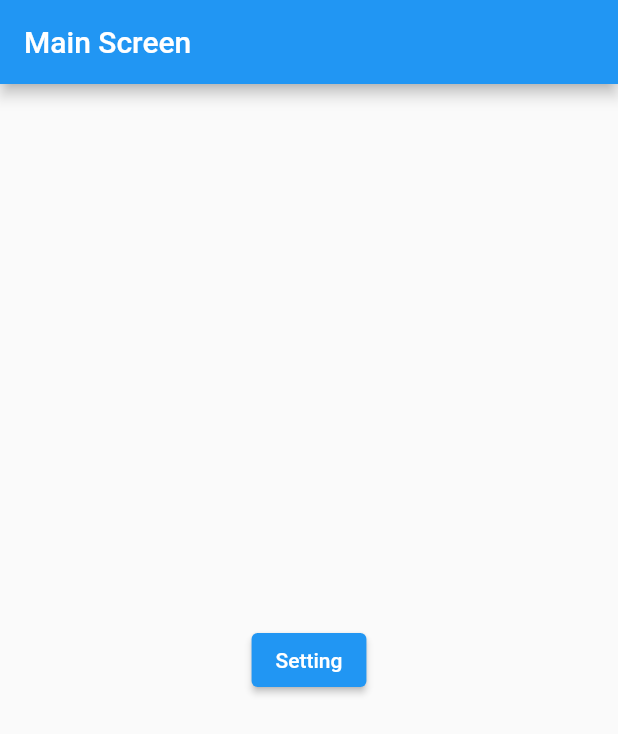
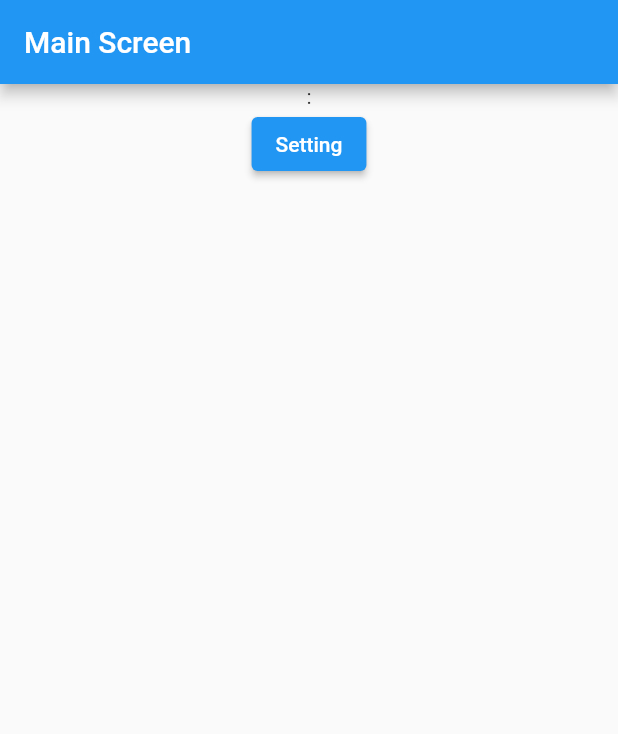
Before and after one commit to zayedelfasa/materi-mobile, a Flutter app: the screen it shows after launch, after a tap on "Login", on a phone screen of 412 x 824 dp. Shown: the top 734 px of the screen. Run offline on Flutter 3.47's test engine with Material 2 defaults, Android fonts, the phone set to English and light mode, and no system bars.

Commit message:
[update] parameter

```diff
--- a/lib/ContohLogin/FormLogin.dart
+++ b/lib/ContohLogin/FormLogin.dart
@@ -12,6 +12,8 @@ class FormLogin extends StatefulWidget {
 
 class _FormLoginState extends State<FormLogin> {
   double allPadding = 8.0;
+  TextEditingController _textControllerUsername = TextEditingController();
+  TextEditingController _textControllerPassword = TextEditingController();
 
   @override
   void initState() {
@@ -43,6 +45,7 @@ class _FormLoginState extends State<FormLogin> {
             Padding(
                 padding: EdgeInsets.all(allPadding),
                 child: TextField(
+                  controller: _textControllerUsername,
                   decoration: InputDecoration(
                     hintText: "Username"
                   ),
@@ -51,10 +54,10 @@ class _FormLoginState extends State<FormLogin> {
             Padding(
               padding: EdgeInsets.all(allPadding),
               child: TextField(
+                controller: _textControllerPassword,
                 obscureText: true,
                 decoration: InputDecoration(
                     hintText: "Password",
-
                 ),
               ),
             ),
@@ -76,6 +79,13 @@ class _FormLoginState extends State<FormLogin> {
 
   void onPressLogin() {
     // syntaxnya apa ?
-    Navigator.pushReplacementNamed(context, FormMainScreen.routeName);
+    // kiri : key
+    // kanan : value
+    Map map = {
+      "username" : _textControllerUsername.text,
+      "password" : _textControllerPassword.text
+    };
+
+    Navigator.pushReplacementNamed(context, FormMainScreen.routeName, arguments: map);
   }
 }
--- a/lib/ContohLogin/FormMainScreen.dart
+++ b/lib/ContohLogin/FormMainScreen.dart
@@ -4,7 +4,10 @@ import 'package:kelas_widget/ContohLogin/FormSetting.dart';
 class FormMainScreen extends StatefulWidget {
   static String routeName = "/FormMainScreen";
 
-  const FormMainScreen({Key key}) : super(key: key);
+  String username;
+  String password;
+
+  FormMainScreen({Key key, this.username, this.password}) : super(key: key);
 
   @override
   _FormMainScreenState createState() => _FormMainScreenState();
@@ -19,9 +22,14 @@ class _FormMainScreenState extends State<FormMainScreen> {
       ),
       body: Container(
         alignment: Alignment.center,
-        child: ElevatedButton(
-          onPressed: onClickPres,
-          child: Text("Setting"),
+        child: Column(
+          children: [
+            Text("${widget.username} : ${widget.password}"),
+            ElevatedButton(
+              onPressed: onClickPres,
+              child: Text("Setting"),
+            ),
+          ],
         ),
       ),
     );
--- a/lib/ContohLogin/MainApp.dart
+++ b/lib/ContohLogin/MainApp.dart
@@ -17,7 +17,13 @@ class _MainAppState extends State<MainApp> {
       initialRoute: FormLogin.routeName,
       routes: {
         FormLogin.routeName : (BuildContext ctx) => FormLogin(),
-        FormMainScreen.routeName : (BuildContext ctx) => FormMainScreen(),
+        FormMainScreen.routeName : (BuildContext ctx) {
+          var argument = ModalRoute.of(ctx).settings.arguments as Map;
+          return FormMainScreen(
+              username: argument["username"],
+              password: argument["password"]
+          );
+        },
         FormSetting.routeName : (ctx) => FormSetting()
       },
       onGenerateRoute: (RouteSettings setting) {
```
